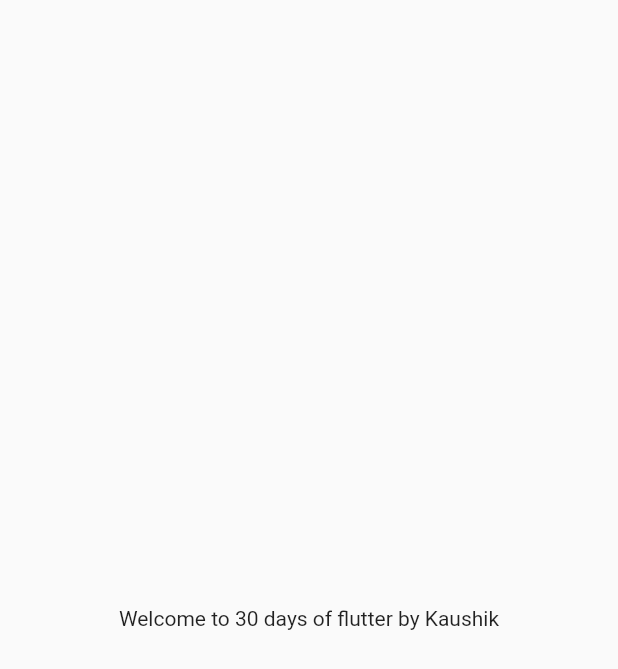
After one commit to kaushik-762/Catalog-App, a Flutter app: the screen it shows after launch, on a phone screen of 412 x 824 dp. The commit adds this screen. Shown: the top 669 px of the screen. Run offline on Flutter 3.47's test engine with Material 2 defaults, Android fonts, the phone set to English and light mode, and no system bars.

Commit message:
Day2 Completed

```diff
--- /dev/null
+++ b/lib/home_page.dart
@@ -0,0 +1,22 @@
+import 'package:flutter/material.dart';
+
+
+class HomePage extends StatelessWidget {
+  HomePage({Key? key}) : super(key: key);
+
+  final int days = 30;
+  final name = "Kaushik";
+
+  @override
+  Widget build(BuildContext context) {
+    return Material(
+        child: Center(
+          child: Container(
+            child: Text("Welcome to $days days of flutter by $name"),
+          ),
+        ),
+      );
+
+
+  }
+}
--- a/lib/main.dart
+++ b/lib/main.dart
@@ -1,4 +1,6 @@
 import 'package:flutter/material.dart';
+
+import 'home_page.dart';
 
 void main() {
   runApp(MyApp());
@@ -6,18 +8,11 @@ void main() {
 
 class MyApp extends StatelessWidget {
   MyApp({Key? key}) : super(key: key);
-  int days = 30;
-  String name = "Kaushik";
+
   @override
   Widget build(BuildContext context) {
     return MaterialApp(
-      home: Material(
-        child: Center(
-          child: Container(
-            child: Text("Welcome to $days days of flutter by $name"),
-          ),
-        ),
-      ),
+      home: HomePage(), //To import HomePage(Command+.)
     );
   }
 }
```
